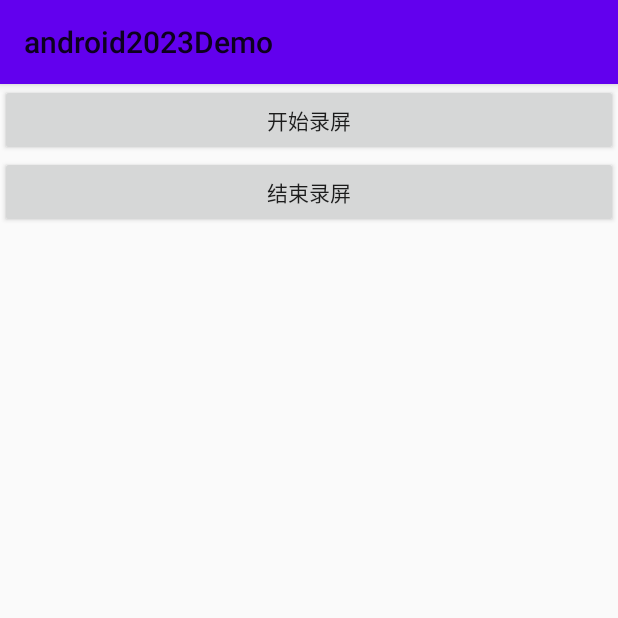
After one commit to huangjinping/android2023Demo, an Android app: the ScreenRecordActivity screen opened directly, with no data from a screen before it, on a phone screen of 412 x 824 dp, the top half of it. The commit adds this screen. Run offline under Robolectric (Android 15) with nearby library versions, the phone set to English and light mode, and no system bars.

Commit message:
webview
webview1

```diff
--- a/app/build.gradle
+++ b/app/build.gradle
@@ -7,11 +7,11 @@ android {
     viewBinding {
         enabled = true
     }
-    compileSdk 33
+    compileSdk 34
     defaultConfig {
         applicationId "con.fire.android2023demo"
         minSdk 21
-        targetSdk 33
+        targetSdk 34
         versionCode 3
         versionName "3.0"
         testInstrumentationRunner "androidx.test.runner.AndroidJUnitRunner"
--- a/app/src/main/java/con/fire/android2023demo/Hao123Activity.java
+++ b/app/src/main/java/con/fire/android2023demo/Hao123Activity.java
@@ -13,6 +13,7 @@ import con.fire.android2023demo.ui.MainActivity;
 import con.fire.android2023demo.ui.PermissionActivity;
 import con.fire.android2023demo.ui.PermissionNewActivity;
 import con.fire.android2023demo.ui.QueriesActivity;
+import con.fire.android2023demo.ui.ScreenRecordActivity;
 import con.fire.android2023demo.ui.SelectContractActivity;
 import con.fire.android2023demo.ui.TimerActivity;
 import con.fire.android2023demo.ui.UIFragmentActivity;
@@ -80,6 +81,11 @@ public class Hao123Activity extends AppCompatActivity {
                 startActivity(intent);
             }
         });
+
+        binding.txtScreenRecord.setOnClickListener(v -> {
+            Intent intent = new Intent(Hao123Activity.this, ScreenRecordActivity.class);
+            startActivity(intent);
+        });
     }
 
 
--- a/app/src/main/java/con/fire/android2023demo/photo/PhotoUtilsImagePicker.java
+++ b/app/src/main/java/con/fire/android2023demo/photo/PhotoUtilsImagePicker.java
@@ -160,10 +160,10 @@ public class PhotoUtilsImagePicker extends PhotoSo {
                 case SELECT_PHOTO:
                     if (resultCode == Activity.RESULT_OK && data != null) {
 
-                        Log.d(TAG,  "==189="+data.getData().getEncodedPath());
-
+                        Log.d(TAG, "==189=" + data.getData().getEncodedPath());
 
                         String path = fileUtils.getPathFromUri(activity, data.getData());
+
                         if (callback != null && !TextUtils.isEmpty(path)) {
                             callback.getPath(uri, path);
                         }
--- a/app/src/main/java/con/fire/android2023demo/ui/MainActivity.java
+++ b/app/src/main/java/con/fire/android2023demo/ui/MainActivity.java
@@ -92,7 +92,7 @@ public class MainActivity extends AppCompatActivity {
         }
         Log.d("img_load", Build.VERSION.RELEASE + "");
 
-        photoSo = new PhotoLauncher(this);
+        photoSo = new PhotoUtilsImagePicker(this);
         photoSo.setCallback(new PhotoCallback() {
             @Override
             public void getPath(Uri uri, String path) {
@@ -117,7 +117,8 @@ public class MainActivity extends AppCompatActivity {
             public void onClick(View view) {
                 image_target = img_load_album;
                 Log.d("okhttps", "====000===11==>>>>");
-                ActivityCompat.requestPermissions(MainActivity.this, permissionArr, 101);
+//                ActivityCompat.requestPermissions(MainActivity.this, permissionArr, 101);
+                photoSo.take_Album();
             }
         });
 
--- a/app/src/main/java/con/fire/android2023demo/ui/PermissionNewActivity.java
+++ b/app/src/main/java/con/fire/android2023demo/ui/PermissionNewActivity.java
@@ -34,7 +34,7 @@ public class PermissionNewActivity extends AppCompatActivity {
              */
         }
     });
-    String[] permissions = {Manifest.permission.ACCESS_COARSE_LOCATION, Manifest.permission.READ_SMS, Manifest.permission.READ_CALL_LOG,};
+    String[] permissions = {Manifest.permission.READ_MEDIA_VISUAL_USER_SELECTED, Manifest.permission.READ_MEDIA_IMAGES};
 
     String permissionsSingle = Manifest.permission.CAMERA;
 
@@ -52,6 +52,7 @@ public class PermissionNewActivity extends AppCompatActivity {
         super.onCreate(savedInstanceState);
         binding = ActivityPermissionnewBinding.inflate(getLayoutInflater());
         setContentView(binding.getRoot());
+
         binding.buttonSingle.setOnClickListener(new View.OnClickListener() {
             @Override
             public void onClick(View v) {
@@ -106,6 +107,4 @@ public class PermissionNewActivity extends AppCompatActivity {
     }
 
 
-
-
 }
--- /dev/null
+++ b/app/src/main/java/con/fire/android2023demo/ui/ScreenRecordActivity.java
@@ -0,0 +1,96 @@
+package con.fire.android2023demo.ui;
+
+import android.app.Activity;
+import android.content.Intent;
+import android.content.pm.PackageManager;
+import android.media.projection.MediaProjectionManager;
+import android.os.Build;
+import android.os.Bundle;
+
+import androidx.annotation.Nullable;
+import androidx.appcompat.app.AppCompatActivity;
+import androidx.core.app.ActivityCompat;
+import androidx.core.content.ContextCompat;
+
+import android.Manifest;
+import android.view.View;
+import android.widget.Toast;
+
+
+import con.fire.android2023demo.databinding.ActivityScreenRecordBinding;
+import con.fire.android2023demo.service.ScreenRecordService;
+
+
+////https://blog.csdn.net/weixin_42602900/article/details/128340037
+//https://github.com/tangfuOK/AndroidTangFu/tree/master/%E4%B8%A4%E4%B8%AA%E7%B1%BB%E5%AE%9E%E7%8E%B0%E5%BD%95%E5%B1%8FDemo/ScreenRecorderDemo
+public class ScreenRecordActivity extends AppCompatActivity {
+
+
+    ActivityScreenRecordBinding binding;
+
+    private static final int REQUEST_CODE = 1;
+    private MediaProjectionManager mMediaProjectionManager;
+
+    @Override
+    protected void onCreate(@Nullable Bundle savedInstanceState) {
+        super.onCreate(savedInstanceState);
+        binding = ActivityScreenRecordBinding.inflate(getLayoutInflater());
+        setContentView(binding.getRoot());
+
+        checkPermission(this); //检查权限
+
+        mMediaProjectionManager = (MediaProjectionManager) getSystemService(MEDIA_PROJECTION_SERVICE);
+
+        binding.btnStart.setOnClickListener(new View.OnClickListener() {
+            @Override
+            public void onClick(View v) {
+                createScreenCapture();
+            }
+        });
+        binding.btnStop.setOnClickListener(new View.OnClickListener() {
+            @Override
+            public void onClick(View v) {
+                Intent service = new Intent(ScreenRecordActivity.this, ScreenRecordService.class);
+                stopService(service);
+            }
+        });
+
+    }
+
+    public static void checkPermission(AppCompatActivity activity) {
+        if (Build.VERSION.SDK_INT >= 23) {
+            ActivityCompat.requestPermissions(activity, new String[]{Manifest.permission.RECORD_AUDIO}, 123);
+
+        }
+    }
+
+    private void createScreenCapture() {
+        Intent captureIntent = mMediaProjectionManager.createScreenCaptureIntent();
+        startActivityForResult(captureIntent, REQUEST_CODE);
+    }
+
+    @Override
+    protected void onActivityResult(int requestCode, int resultCode, Intent data) {
+        super.onActivityResult(requestCode, resultCode, data);
+        if (requestCode == REQUEST_CODE && resultCode == Activity.RESULT_OK) {
+            try {
+                Toast.makeText(this, "允许录屏", Toast.LENGTH_SHORT).show();
+
+                Intent service = new Intent(this, ScreenRecordService.class);
+                service.putExtra("resultCode", resultCode);
+                service.putExtra("data", data);
+                if (Build.VERSION.SDK_INT >= Build.VERSION_CODES.O) {
+                    startForegroundService(service);
+                } else {
+                    startService(service);
+                }
+
+            } catch (Exception e) {
+                e.printStackTrace();
+            }
+        } else {
+            Toast.makeText(this, "拒绝录屏", Toast.LENGTH_SHORT).show();
+        }
+    }
+
+}
--- /dev/null
+++ b/app/src/main/res/layout/activity_screen_record.xml
@@ -0,0 +1,20 @@
+<?xml version="1.0" encoding="utf-8"?>
+<LinearLayout xmlns:android="http://schemas.android.com/apk/res/android"
+    android:layout_width="match_parent"
+    android:layout_height="match_parent"
+    android:orientation="vertical">
+
+
+    <Button
+        android:id="@+id/btn_start"
+        android:layout_width="match_parent"
+        android:layout_height="wrap_content"
+        android:text="开始录屏" />
+
+
+    <Button
+        android:id="@+id/btn_stop"
+        android:layout_width="match_parent"
+        android:layout_height="wrap_content"
+        android:text="结束录屏" />
+</LinearLayout>
--- /dev/null
+++ b/app/src/main/res/layout/activity_webview2.xml
@@ -0,0 +1,6 @@
+<?xml version="1.0" encoding="utf-8"?>
+<androidx.constraintlayout.widget.ConstraintLayout xmlns:android="http://schemas.android.com/apk/res/android"
+    android:layout_width="match_parent"
+    android:layout_height="match_parent">
+
+</androidx.constraintlayout.widget.ConstraintLayout>
```
Also changed, not shown: app/src/main/AndroidManifest.xml (+11 -8 lines), app/src/main/java/con/fire/android2023demo/service/ScreenRecordService.java (added, +205 -0 lines), app/src/main/java/con/fire/android2023demo/ui/WebView2Activity.java (added, +23 -0 lines), app/src/main/java/con/fire/android2023demo/utils/ScreenUtils.java (added, +64 -0 lines), app/src/main/res/layout/activity_hao123.xml (+9 -0 lines), app/src/main/res/values/strings1.xml (renamed from app/src/main/res/values/strings.xml).
